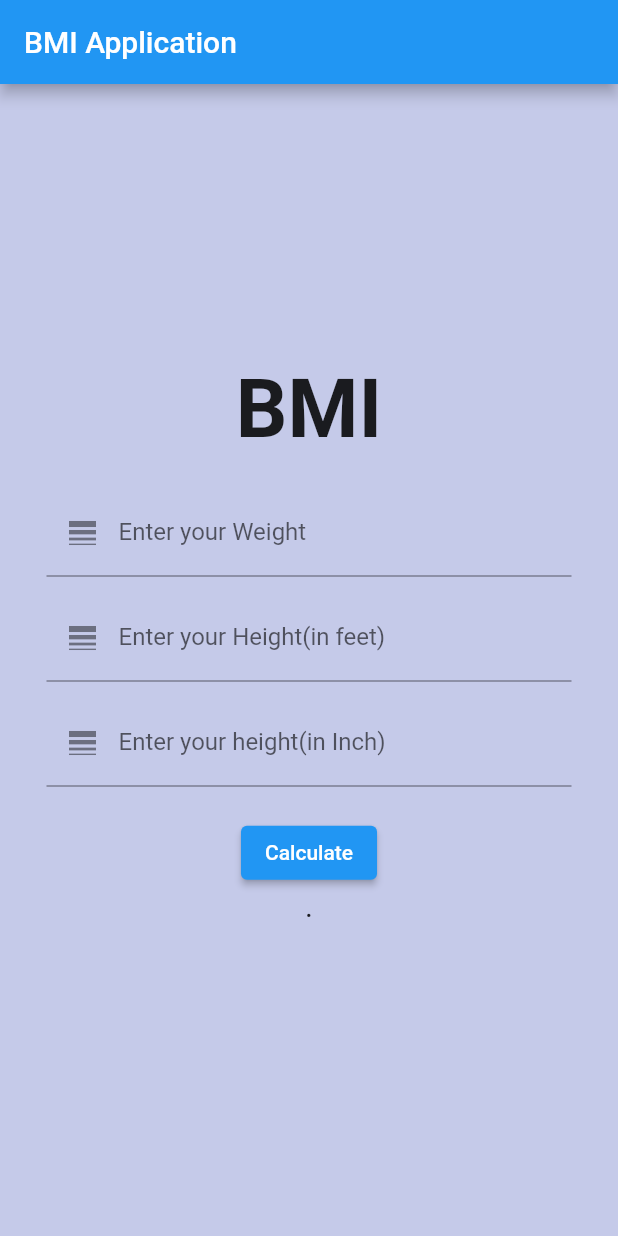
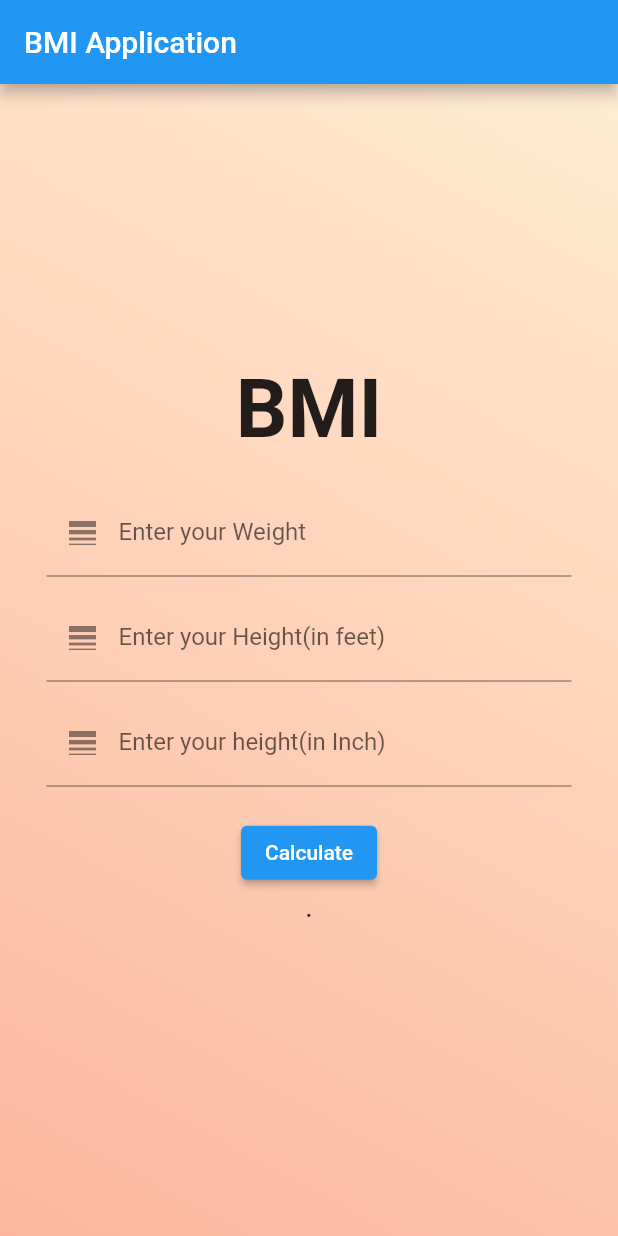
Before and after one commit to Braj111/BMI-Application, a Flutter app: the screen it shows after launch, on a phone screen of 412 x 824 dp. Run offline on Flutter 3.47's test engine with Material 2 defaults, Android fonts, the phone set to English and light mode, and no system bars.

Commit message:
Gradient Color Decoration

```diff
--- a/lib/main.dart
+++ b/lib/main.dart
@@ -75,7 +75,17 @@ class _MyHomePageState extends State<MyHomePage> {
         title:Text('BMI Application'),
       ),
       body: Container(
-        color: bgColor,
+        decoration: const BoxDecoration(
+          //gradient: RadialGradient(colors: [Colors.purpleAccent, Colors.pink], center: Alignment.topLeft, stops: [0.0,1.0]),
+          gradient: LinearGradient(
+              colors: [Color(0xffffecd2), Color(0xfffcb69f)],
+              begin: FractionalOffset(1.0, 0.0),
+              end: FractionalOffset(0.0, 1.0)
+          )
+          //gradient: LinearGradient(colors: [Colors.orange, Colors.purple, Colors.blue])
+              ////USE WEBSITE "https://webgradients.com/" FOR COLOR COMBINATION SELECTION
+        ),
+        //color: bgColor,
         child: Center(
           child: Container(
             width: 350,
```
